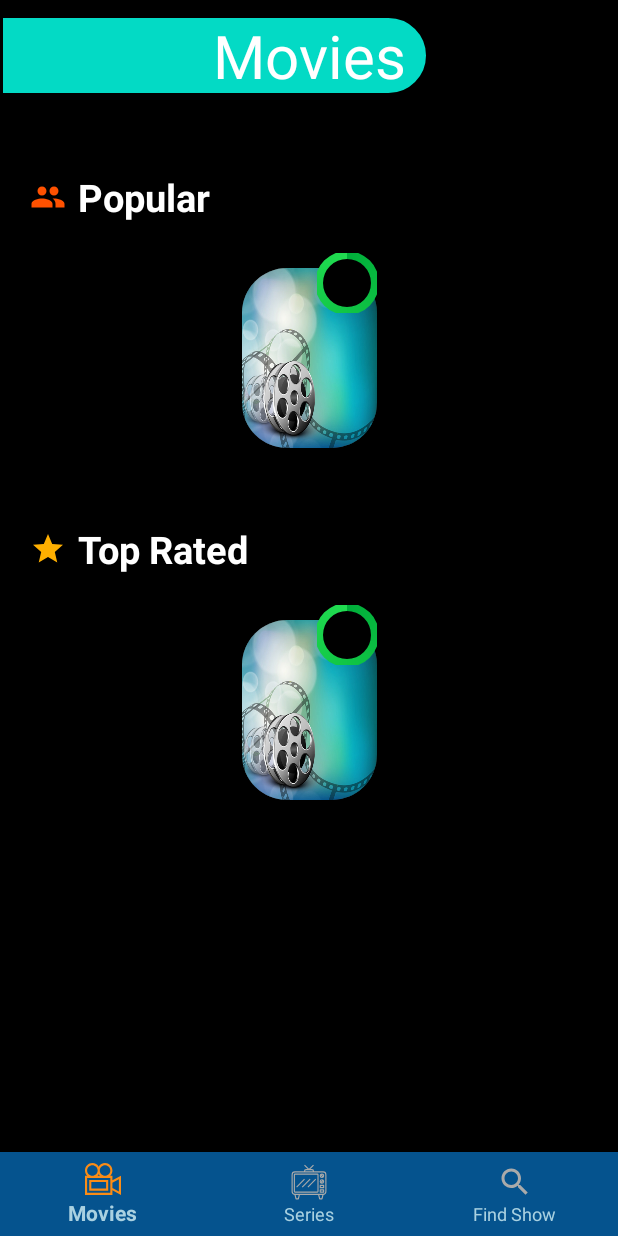
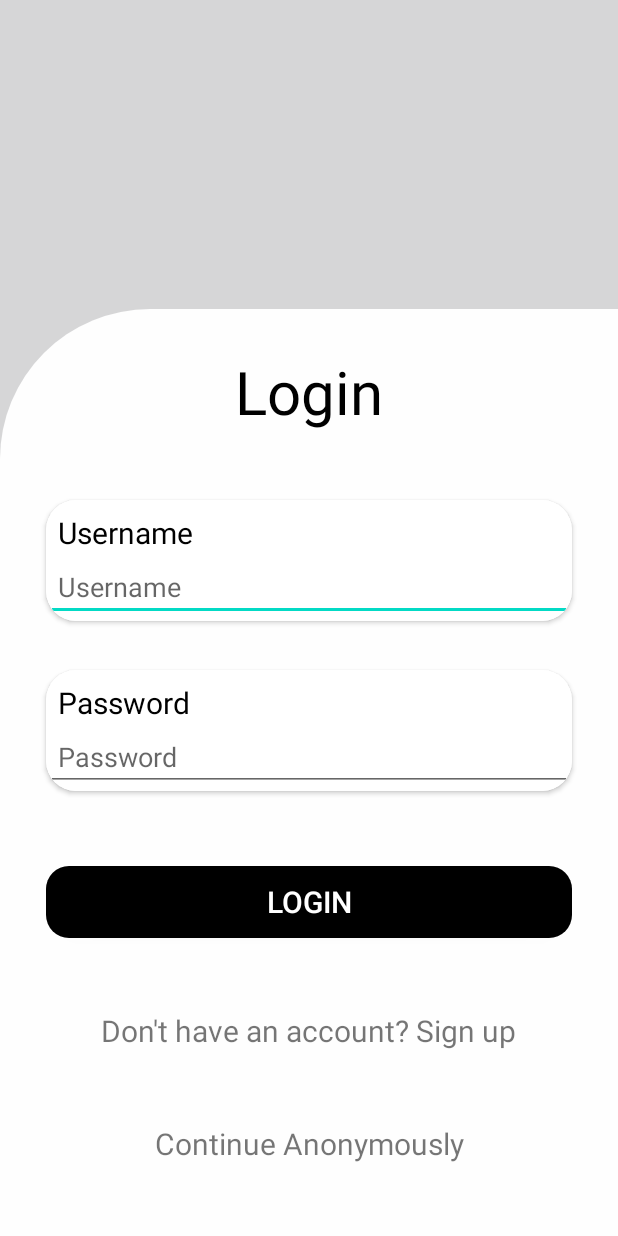
Before and after one commit to AhmedElqaffas/TheMoviesDatabase, an Android app: the screen it shows after launch (MainActivity before the commit, LoginActivity after it), on a phone screen of 412 x 824 dp. Run offline under Robolectric (Android 15) with nearby library versions, the phone set to English and light mode, and no system bars; Roboto replaces fonts that are not available here.

Commit message:
Added login screen

```diff
--- a/app/build.gradle
+++ b/app/build.gradle
@@ -72,5 +72,7 @@ dependencies {
     // Firebase
     implementation 'com.google.firebase:firebase-firestore:21.5.0'
     implementation 'com.google.firebase:firebase-analytics:17.5.0'
+    // Firebase authentication
+    implementation 'com.google.firebase:firebase-auth:19.3.2'
 
 }
--- a/app/src/main/AndroidManifest.xml
+++ b/app/src/main/AndroidManifest.xml
@@ -11,13 +11,15 @@
         android:roundIcon="@mipmap/ic_launcher_round"
         android:supportsRtl="true"
         android:theme="@style/AppTheme">
-        <activity android:name="com.example.tmdb.mediaDetails.MultimediaDetailsActivity" />
-        <activity android:name="com.example.tmdb.main.MainActivity">
+        <activity android:name=".login.LoginActivity" android:screenOrientation="portrait">
             <intent-filter>
                 <action android:name="android.intent.action.MAIN" />
 
                 <category android:name="android.intent.category.LAUNCHER" />
             </intent-filter>
+        </activity>
+        <activity android:name=".mediaDetails.MultimediaDetailsActivity" />
+        <activity android:name=".main.MainActivity">
         </activity>
 
         <meta-data
--- /dev/null
+++ b/app/src/main/java/com/example/tmdb/login/LoginActivity.kt
@@ -0,0 +1,12 @@
+package com.example.tmdb.login
+
+import androidx.appcompat.app.AppCompatActivity
+import android.os.Bundle
+import com.example.tmdb.R
+
+class LoginActivity : AppCompatActivity() {
+    override fun onCreate(savedInstanceState: Bundle?) {
+        super.onCreate(savedInstanceState)
+        setContentView(R.layout.activity_login)
+    }
+}
--- a/app/src/main/java/com/example/tmdb/main/MainActivity.kt
+++ b/app/src/main/java/com/example/tmdb/main/MainActivity.kt
@@ -19,23 +19,6 @@ class MainActivity : AppCompatActivity(){
         setContentView(R.layout.activity_main)
 
         setNavigationComponentAdapter()
-
-        val db = FirebaseFirestore.getInstance()
-        val user: MutableMap<String, Any> = HashMap()
-        user["first"] = "Ada"
-        user["last"] = "Lovelace"
-        user["born"] = 1815
-
-        db.collection("users")
-            .add(user)
-            .addOnSuccessListener { documentReference ->
-                Log.d(
-                    "l",
-                    "DocumentSnapshot added with ID: " + documentReference.id
-                )
-            }
-            .addOnFailureListener { e -> Log.w("j", "Error adding document", e) }
-
     }
 
     private fun setNavigationComponentAdapter() {
--- /dev/null
+++ b/app/src/main/res/drawable/bg_login_register.xml
@@ -0,0 +1,7 @@
+<?xml version="1.0" encoding="utf-8"?>
+<shape xmlns:android="http://schemas.android.com/apk/res/android" android:shape="rectangle">
+
+    <solid android:color="#F7FFFFFF"/>
+    <corners android:topLeftRadius="100dp"/>
+
+</shape>
--- /dev/null
+++ b/app/src/main/res/drawable/curved_button.xml
@@ -0,0 +1,8 @@
+<?xml version="1.0" encoding="utf-8"?>
+<shape xmlns:android="http://schemas.android.com/apk/res/android"
+    android:shape="rectangle">
+
+    <solid android:color="#000000"/>
+    <corners android:radius="15dp"/>
+
+</shape>
--- /dev/null
+++ b/app/src/main/res/layout/activity_login.xml
@@ -0,0 +1,152 @@
+<?xml version="1.0" encoding="utf-8"?>
+<androidx.constraintlayout.widget.ConstraintLayout xmlns:android="http://schemas.android.com/apk/res/android"
+    xmlns:app="http://schemas.android.com/apk/res-auto"
+    xmlns:tools="http://schemas.android.com/tools"
+    android:layout_width="match_parent"
+    android:layout_height="match_parent"
+    tools:context="com.example.tmdb.login.LoginActivity">
+
+    <ImageView
+        android:layout_width="match_parent"
+        android:layout_height="match_parent"
+        android:background="#000000"
+        android:src="@drawable/login_background"
+        android:scaleType="fitXY"/>
+
+    <androidx.constraintlayout.widget.ConstraintLayout
+        android:layout_width="match_parent"
+        android:layout_height="0dp"
+        app:layout_constraintBottom_toBottomOf="parent"
+        app:layout_constraintHeight_percent="0.75"
+        android:background="@drawable/bg_login_register">
+
+        <TextView
+            android:id="@+id/loginWord"
+            android:layout_width="wrap_content"
+            android:layout_height="wrap_content"
+            app:layout_constraintTop_toTopOf="parent"
+            app:layout_constraintLeft_toLeftOf="parent"
+            app:layout_constraintRight_toRightOf="parent"
+            app:layout_constraintBottom_toBottomOf="parent"
+            app:layout_constraintVertical_bias="0.05"
+            android:text="@string/login"
+            android:textColor="#000000"
+            android:textSize="40sp" />
+
+        <androidx.cardview.widget.CardView
+            android:id="@+id/emailCard"
+            android:layout_width="0dp"
+            android:layout_height="wrap_content"
+            app:layout_constraintTop_toBottomOf="@id/loginWord"
+            app:layout_constraintBottom_toBottomOf="parent"
+            app:layout_constraintLeft_toLeftOf="parent"
+            app:layout_constraintRight_toRightOf="parent"
+            app:layout_constraintWidth_percent="0.85"
+            app:layout_constraintVertical_bias="0.1"
+            app:cardCornerRadius="20dp"
+        >
+
+            <LinearLayout
+                android:layout_width="match_parent"
+                android:layout_height="wrap_content"
+                android:background="#FFFFFF"
+                android:orientation="vertical">
+
+                <TextView
+                    android:layout_width="wrap_content"
+                    android:layout_height="wrap_content"
+                    android:text="@string/username"
+                    android:textSize="20sp"
+                    android:textColor="#000000"
+                    android:paddingHorizontal="8dp"
+                    android:paddingTop="8dp"/>
+
+                <EditText
+                    android:id="@+id/emailEditText"
+                    android:layout_width="match_parent"
+                    android:layout_height="wrap_content"
+                    android:hint="@string/username"
+                    android:inputType="text"
+                    android:paddingHorizontal="8dp"/>
+            </LinearLayout>
+
+        </androidx.cardview.widget.CardView>
+
+        <androidx.cardview.widget.CardView
+            android:id="@+id/passwordCard"
+            android:layout_width="0dp"
+            android:layout_height="wrap_content"
+            app:layout_constraintTop_toBottomOf="@id/emailCard"
+            app:layout_constraintBottom_toBottomOf="parent"
+            app:layout_constraintLeft_toLeftOf="parent"
+            app:layout_constraintRight_toRightOf="parent"
+            app:layout_constraintWidth_percent="0.85"
+            app:layout_constraintVertical_bias="0.1"
+            app:cardCornerRadius="20dp">
+
+            <LinearLayout
+                android:layout_width="match_parent"
+                android:layout_height="wrap_content"
+                android:background="#FFFFFF"
+                android:orientation="vertical">
+
+                <TextView
+                    android:layout_width="wrap_content"
+                    android:layout_height="wrap_content"
+                    android:text="@string/password"
+                    android:textSize="20sp"
+                    android:textColor="#000000"
+                    android:paddingHorizontal="8dp"
+                    android:paddingTop="8dp"/>
+
+                <EditText
+                    android:id="@+id/passwordEditText"
+                    android:layout_width="match_parent"
+                    android:layout_height="wrap_content"
+                    android:hint="@string/password"
+                    android:inputType="textPassword"
+                    android:paddingHorizontal="8dp"/>
+            </LinearLayout>
+        </androidx.cardview.widget.CardView>
+
+        <Button
+            android:id="@+id/loginButton"
+            android:layout_width="0dp"
+            android:layout_height="wrap_content"
+            app:layout_constraintTop_toBottomOf="@id/passwordCard"
+            app:layout_constraintLeft_toLeftOf="parent"
+            app:layout_constraintRight_toRightOf="parent"
+            app:layout_constraintBottom_toBottomOf="parent"
+            app:layout_constraintWidth_percent="0.85"
+            app:layout_constraintVertical_bias="0.2"
+            android:background="@drawable/curved_button"
+            android:text="@string/login"
+            android:textColor="#FFFFFF"
+            android:textSize="20sp"
+            android:padding="10dp"/>
+
+        <TextView
+            android:id="@+id/noAccountText"
+            android:layout_width="wrap_content"
+            android:layout_height="wrap_content"
+            app:layout_constraintTop_toBottomOf="@id/loginButton"
+            app:layout_constraintBottom_toTopOf="@id/anonymouslyText"
+            app:layout_constraintLeft_toLeftOf="parent"
+            app:layout_constraintRight_toRightOf="parent"
+            android:text="@string/no_account"
+            android:textSize="20sp"/>
+
+        <TextView
+            android:id="@+id/anonymouslyText"
+            android:layout_width="wrap_content"
+            android:layout_height="wrap_content"
+            app:layout_constraintTop_toBottomOf="@id/noAccountText"
+            app:layout_constraintBottom_toBottomOf="parent"
+            app:layout_constraintLeft_toLeftOf="parent"
+            app:layout_constraintRight_toRightOf="parent"
+            android:text="@string/continue_anonymously"
+            android:textSize="20sp"/>
+
+
+    </androidx.constraintlayout.widget.ConstraintLayout>
+</androidx.constraintlayout.widget.ConstraintLayout>
--- a/app/src/main/res/values/colors.xml
+++ b/app/src/main/res/values/colors.xml
@@ -3,4 +3,5 @@
     <color name="colorPrimary">#6200EE</color>
     <color name="colorPrimaryDark">#3700B3</color>
     <color name="colorAccent">#03DAC5</color>
+    <color name="lightGrey">#AFAFAF</color>
 </resources>
--- a/app/src/main/res/values/strings.xml
+++ b/app/src/main/res/values/strings.xml
@@ -8,4 +8,9 @@
     <string name="show_more_info">Show More Information</string>
     <string name="add_to_favorites">Add to Favorites</string>
     <string name="similar_shows">Similar Shows</string>
+    <string name="login">Login</string>
+    <string name="username">Username</string>
+    <string name="password">Password</string>
+    <string name="no_account">Don\'t have an account? Sign up</string>
+    <string name="continue_anonymously">Continue Anonymously</string>
 </resources>
```
